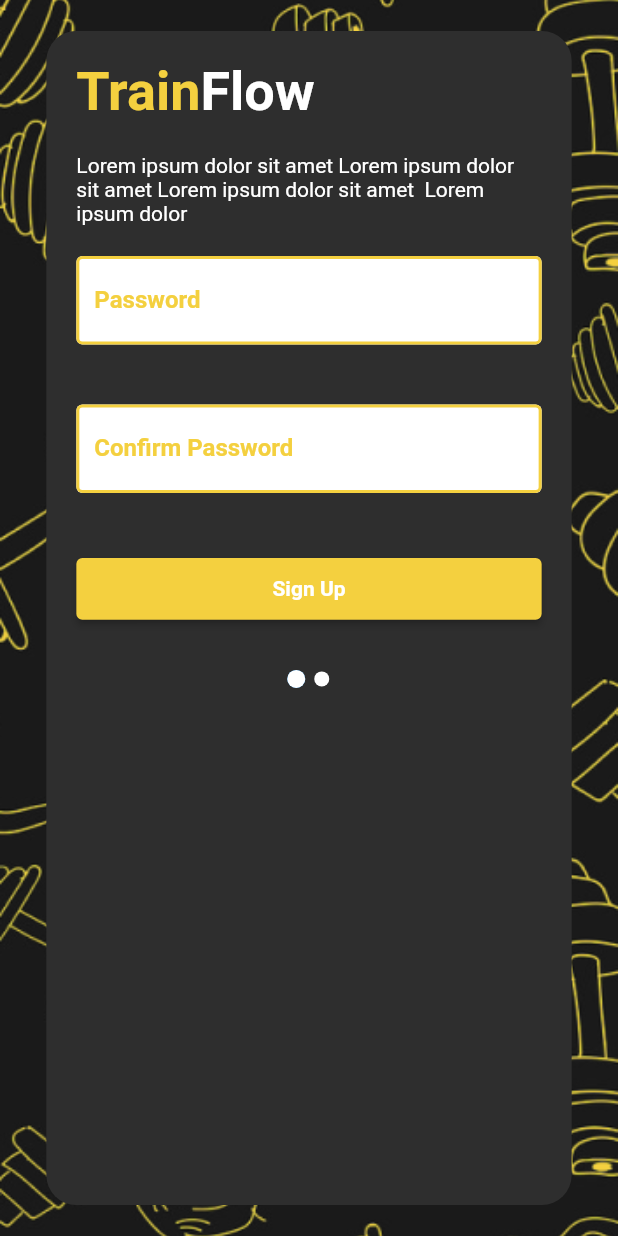
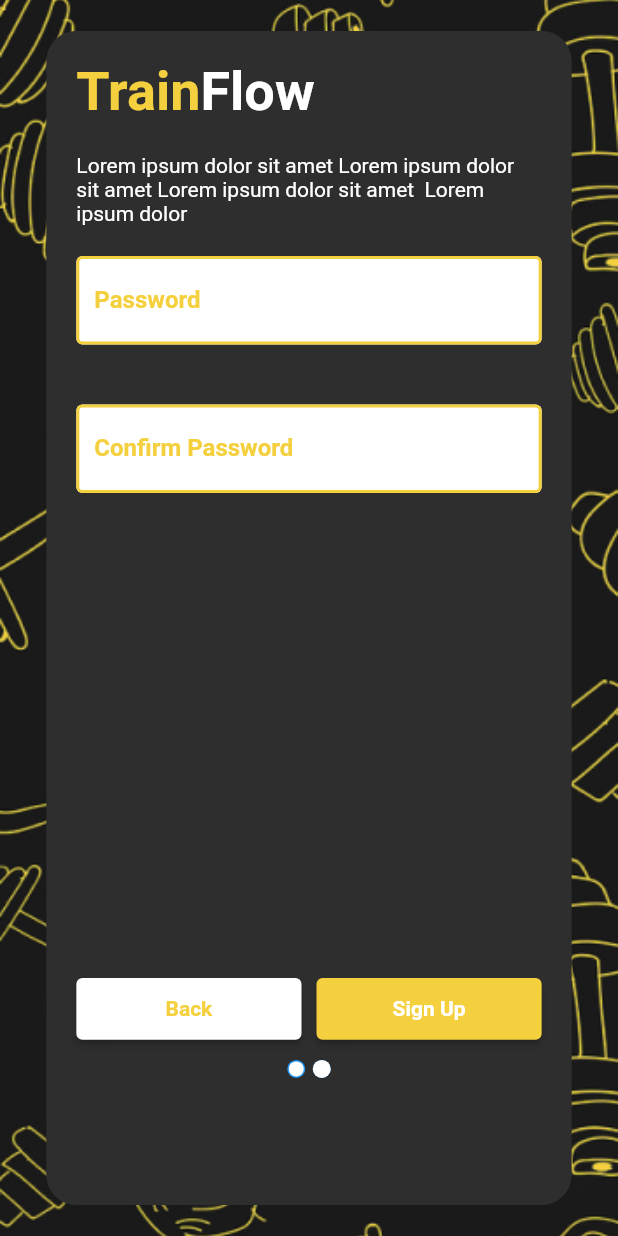
Before and after one commit to trainflow/TrainFlow, a Flutter app: the screen it shows after launch, after a tap on "Sign Up", on a phone screen of 412 x 824 dp. Run offline on Flutter 3.47's test engine with Material 2 defaults, Android fonts, the light colour scheme and no system bars; drawn by our look-alikes of easy_stepper.

Commit message:
Feat: Styled second step of the registration page

```diff
--- a/lib/Pages/Register/step1.dart
+++ b/lib/Pages/Register/step1.dart
@@ -64,6 +64,7 @@ class _RegisterStep1State extends State<RegisterStep1> {
     const color2 = Color(0xff2E2E2E);
     const title = "TrainFlow";
     return Scaffold(
+      resizeToAvoidBottomInset: false,
       body: Container(
         decoration: const BoxDecoration(
           image: DecorationImage(
--- a/lib/Pages/Register/step2.dart
+++ b/lib/Pages/Register/step2.dart
@@ -23,7 +23,7 @@ class RegisterStep2 extends StatefulWidget {
 class _RegisterStep2State extends State<RegisterStep2> {
   int _counter = 0;
   int _reset = 0;
-  int _activeStep = 1;
+  int _activeStep = 2;
 
   void _incrementCounter() {
     setState(() {
@@ -63,15 +63,23 @@ class _RegisterStep2State extends State<RegisterStep2> {
     const color2 = Color(0xff2E2E2E);
     const title = "TrainFlow";
     return Scaffold(
+      resizeToAvoidBottomInset: false,
       body: Container(
         decoration: const BoxDecoration(
           image: DecorationImage(
-              image: AssetImage("assets/background-image.png"), fit: BoxFit.cover),
+              image: AssetImage("assets/background-image.png"),
+              fit: BoxFit.cover),
         ),
         alignment: Alignment.center, // where to position the child
         child: Container(
-          width: MediaQuery.of(context).size.width * 0.85,
-          height: MediaQuery.of(context).size.height * 0.95,
+          width: MediaQuery
+              .of(context)
+              .size
+              .width * 0.85,
+          height: MediaQuery
+              .of(context)
+              .size
+              .height * 0.95,
           decoration: BoxDecoration(
               borderRadius: BorderRadius.circular(20), color: color2),
           child: Column(
@@ -110,7 +118,8 @@ class _RegisterStep2State extends State<RegisterStep2> {
                     enabledBorder: OutlineInputBorder(
                         borderSide: BorderSide(color: color, width: 2)),
                     labelText: 'Password',
-                    labelStyle: TextStyle(color: color, fontWeight: FontWeight.bold),
+                    labelStyle: TextStyle(
+                        color: color, fontWeight: FontWeight.bold),
                     hintText: 'Enter Your Password',
                   ),
                 ),
@@ -127,18 +136,52 @@ class _RegisterStep2State extends State<RegisterStep2> {
                     enabledBorder: OutlineInputBorder(
                         borderSide: BorderSide(color: color, width: 2)),
                     labelText: 'Confirm Password',
-                    labelStyle: TextStyle(color: color, fontWeight: FontWeight.bold),
+                    labelStyle: TextStyle(
+                        color: color, fontWeight: FontWeight.bold),
                     hintText: 'Enter Your Password',
                   ),
                 ),
               ),
+              SizedBox(height: 300),
+              Row(
+                children: [
+                  Expanded(
+                      child:
                       Padding(
-                padding: EdgeInsets.all(20),
+                        padding: EdgeInsets.only(left: 20, right: 5),
+                        child: ElevatedButton(
+                            style: ElevatedButton.styleFrom(
+                              backgroundColor: Colors.white,
+                              minimumSize: Size.fromHeight(
+                                MediaQuery
+                                    .of(context)
+                                    .size
+                                    .height *
+                                    0.05, // dynamically assign height
+                              ),
+                            ),
+                            onPressed: () => {
+                              Navigator.pop(context)
+                            },
+                            child: const Text(
+                              'Back',
+                              style: TextStyle(fontWeight: FontWeight.bold, color: color ),
+                            )),
+                      )
+                  ),
+
+                  Expanded(
+                    child:
+                    Padding(
+                    padding:  EdgeInsets.only(right: 20, left: 5),
                     child: ElevatedButton(
                         style: ElevatedButton.styleFrom(
                           backgroundColor: color,
                           minimumSize: Size.fromHeight(
-                        MediaQuery.of(context).size.height *
+                            MediaQuery
+                                .of(context)
+                                .size
+                                .height *
                                 0.05, // dynamically assign height
                           ),
                         ),
@@ -147,6 +190,9 @@ class _RegisterStep2State extends State<RegisterStep2> {
                           'Sign Up',
                           style: TextStyle(fontWeight: FontWeight.bold),
                         )),
+                    )
+                  ),
+                ],
               ),
               EasyStepper(
                 activeStep: _activeStep,
```
Lines whose indentation alone changed are shown as unchanged.
